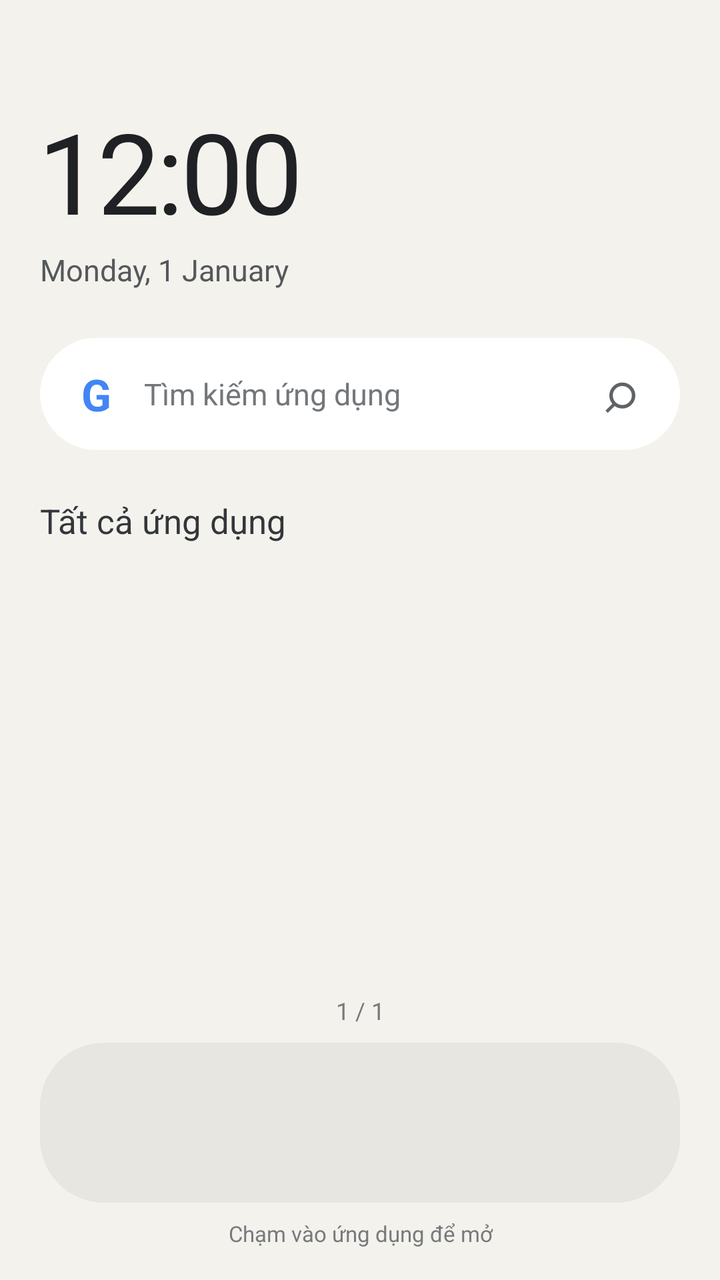
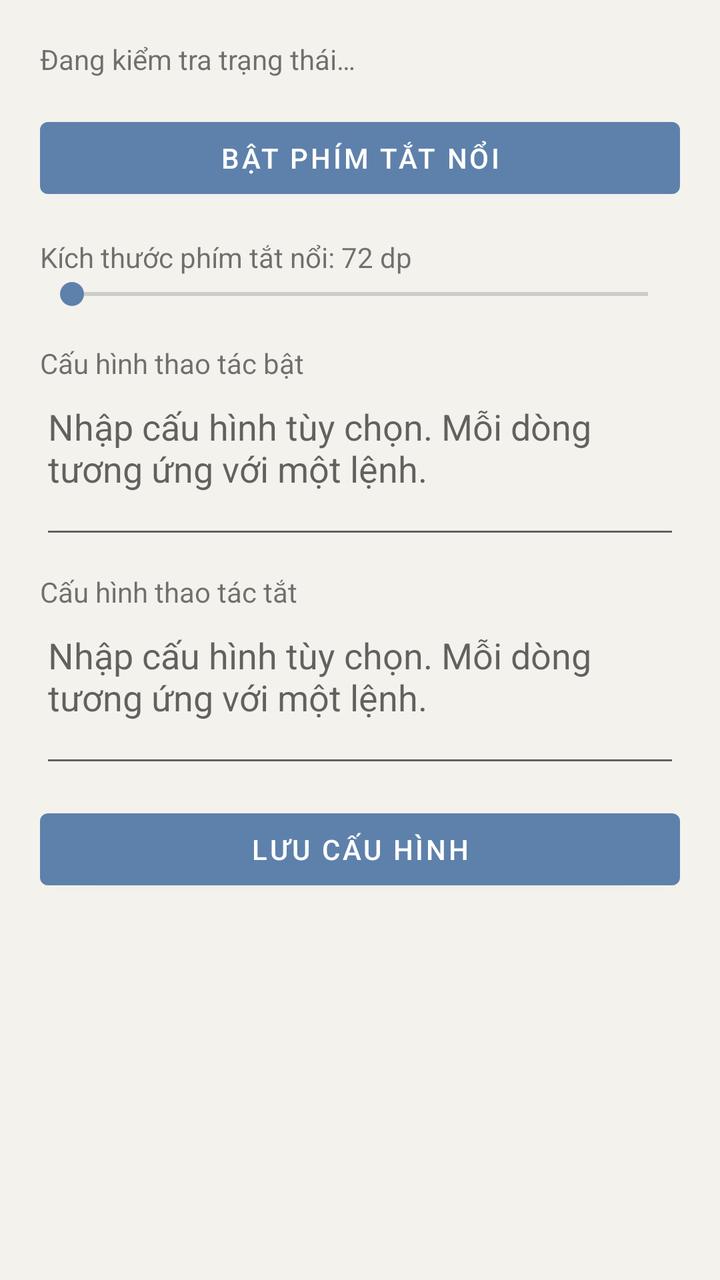

Compare the two renders of this Android layout. The source of the first and the diff that turns it into the second are given below.
<!-- AndroidManifest.xml: application theme Theme.Launcher -->
<!-- res/layout/activity_main.xml -->
<?xml version="1.0" encoding="utf-8"?>
<ScrollView xmlns:android="http://schemas.android.com/apk/res/android"
    android:layout_width="match_parent"
    android:layout_height="match_parent"
    android:background="#F4F2ED"
    android:fillViewport="true"
    android:clipToPadding="false">

    <LinearLayout
        android:layout_width="match_parent"
        android:layout_height="match_parent"
        android:orientation="vertical"
        android:paddingStart="20dp"
        android:paddingTop="48dp"
        android:paddingEnd="20dp"
        android:paddingBottom="16dp">

        <TextClock
            android:layout_width="wrap_content"
            android:layout_height="wrap_content"
            android:format12Hour="h:mm"
            android:format24Hour="HH:mm"
            android:textColor="#202124"
            android:textSize="56sp"
            android:fontFamily="sans"
            android:letterSpacing="-0.03"
            android:importantForAccessibility="yes" />

        <TextView
            android:id="@+id/dateLabel"
            android:layout_width="wrap_content"
            android:layout_height="wrap_content"
            android:layout_marginTop="2dp"
            android:textColor="#55585B"
            android:textSize="15sp"
            android:text="Monday, 1 January" />

        <Space
            android:layout_width="match_parent"
            android:layout_height="24dp" />

        <LinearLayout
            android:layout_width="match_parent"
            android:layout_height="56dp"
            android:background="@drawable/search_bar_background"
            android:gravity="center_vertical"
            android:orientation="horizontal"
            android:paddingStart="16dp"
            android:paddingEnd="10dp">

            <TextView
                android:layout_width="24dp"
                android:layout_height="wrap_content"
                android:gravity="center"
                android:text="G"
                android:textColor="#4285F4"
                android:textSize="22sp"
                android:textStyle="bold"
                android:contentDescription="Google" />

            <EditText
                android:id="@+id/searchInput"
                android:layout_width="0dp"
                android:layout_height="match_parent"
                android:layout_weight="1"
                android:background="@android:color/transparent"
                android:hint="@string/search_hint"
                android:imeOptions="actionSearch"
                android:inputType="text"
                android:paddingStart="12dp"
                android:paddingEnd="8dp"
                android:singleLine="true"
                android:textColor="#202124"
                android:textColorHint="#73777B"
                android:textSize="15sp" />

            <TextView
                android:id="@+id/searchAction"
                android:layout_width="40dp"
                android:layout_height="match_parent"
                android:clickable="true"
                android:contentDescription="@string/search"
                android:focusable="true"
                android:gravity="center"
                android:text="⌕"
                android:textColor="#5F6368"
                android:textSize="28sp" />
        </LinearLayout>

        <TextView
            android:layout_width="match_parent"
            android:layout_height="wrap_content"
            android:layout_marginTop="24dp"
            android:layout_marginBottom="8dp"
            android:text="@string/all_apps"
            android:textColor="#33363A"
            android:textSize="17sp" />

        <androidx.viewpager2.widget.ViewPager2
            android:id="@+id/appsPager"
            android:layout_width="match_parent"
            android:layout_height="0dp"
            android:layout_weight="1"
            android:clipToPadding="false"
            android:contentDescription="@string/apps_pages_description" />

        <TextView
            android:id="@+id/pageIndicator"
            android:layout_width="match_parent"
            android:layout_height="32dp"
            android:gravity="center"
            android:text="1 / 1"
            android:textColor="#777A7D"
            android:textSize="12sp" />

        <LinearLayout
            android:id="@+id/dock"
            android:layout_width="match_parent"
            android:layout_height="80dp"
            android:background="@drawable/dock_background"
            android:gravity="center"
            android:orientation="horizontal"
            android:paddingStart="6dp"
            android:paddingEnd="6dp" />

        <TextView
            android:layout_width="match_parent"
            android:layout_height="wrap_content"
            android:layout_marginTop="8dp"
            android:gravity="center"
            android:text="@string/home_instructions"
            android:textColor="#777A7D"
            android:textSize="11sp" />
    </LinearLayout>
</ScrollView>
<!-- resources referenced by this layout -->
<resources>
  <!-- drawable dock_background (drawable) -->
  <?xml version="1.0" encoding="utf-8"?>
  <shape xmlns:android="http://schemas.android.com/apk/res/android" android:shape="rectangle">
      <solid android:color="#E8E6E0" />
      <corners android:radius="32dp" />
  </shape>
  <!-- drawable search_bar_background (drawable) -->
  <?xml version="1.0" encoding="utf-8"?>
  <shape xmlns:android="http://schemas.android.com/apk/res/android" android:shape="rectangle">
      <solid android:color="#FFFFFF" />
      <corners android:radius="28dp" />
  </shape>
  <string name="all_apps">Tất cả ứng dụng</string>
  <string name="apps_pages_description">Các trang ứng dụng</string>
  <string name="home_instructions">Chạm vào ứng dụng để mở</string>
  <string name="search">Tìm kiếm</string>
  <string name="search_hint">Tìm kiếm ứng dụng</string>
  <style name="Theme.Launcher" parent="Theme.MaterialComponents.DayNight.NoActionBar">
          <item name="colorPrimary">#5E81AC</item>
          <item name="colorPrimaryDark">#F4F2ED</item>
          <item name="colorAccent">#5E81AC</item>
          <item name="android:statusBarColor">#F4F2ED</item>
          <item name="android:navigationBarColor">#F4F2ED</item>
          <item name="android:windowLightStatusBar">true</item>
          <item name="android:windowLightNavigationBar">true</item>
          <item name="android:windowBackground">#F4F2ED</item>
      </style>
</resources>

<!-- the commit's change to res/layout/activity_main.xml (unified diff, before → after) -->
@@ -2,134 +2,74 @@
 <ScrollView xmlns:android="http://schemas.android.com/apk/res/android"
     android:layout_width="match_parent"
     android:layout_height="match_parent"
-    android:background="#F4F2ED"
-    android:fillViewport="true"
-    android:clipToPadding="false">
+    android:fillViewport="true">
 
     <LinearLayout
         android:layout_width="match_parent"
-        android:layout_height="match_parent"
+        android:layout_height="wrap_content"
         android:orientation="vertical"
-        android:paddingStart="20dp"
-        android:paddingTop="48dp"
-        android:paddingEnd="20dp"
-        android:paddingBottom="16dp">
-
-        <TextClock
-            android:layout_width="wrap_content"
-            android:layout_height="wrap_content"
-            android:format12Hour="h:mm"
-            android:format24Hour="HH:mm"
-            android:textColor="#202124"
-            android:textSize="56sp"
-            android:fontFamily="sans"
-            android:letterSpacing="-0.03"
-            android:importantForAccessibility="yes" />
+        android:padding="20dp">
 
         <TextView
-            android:id="@+id/dateLabel"
-            android:layout_width="wrap_content"
+            android:id="@+id/rootStatus"
+            android:layout_width="match_parent"
             android:layout_height="wrap_content"
-            android:layout_marginTop="2dp"
-            android:textColor="#55585B"
-            android:textSize="15sp"
-            android:text="Monday, 1 January" />
+            android:paddingBottom="16dp"
+            android:text="@string/root_status_checking" />
 
-        <Space
+        <Button
+            android:id="@+id/btnToggleOverlay"
             android:layout_width="match_parent"
-            android:layout_height="24dp" />
+            android:layout_height="wrap_content"
+            android:text="@string/enable_button" />
 
-        <LinearLayout
+        <TextView
+            android:id="@+id/overlaySizeLabel"
             android:layout_width="match_parent"
-            android:layout_height="56dp"
-            android:background="@drawable/search_bar_background"
-            android:gravity="center_vertical"
-            android:orientation="horizontal"
-            android:paddingStart="16dp"
-            android:paddingEnd="10dp">
+            android:layout_height="wrap_content"
+            android:paddingTop="16dp"
+            android:text="@string/overlay_size_value_default" />
 
-            <TextView
-                android:layout_width="24dp"
-                android:layout_height="wrap_content"
-                android:gravity="center"
-                android:text="G"
-                android:textColor="#4285F4"
-                android:textSize="22sp"
-                android:textStyle="bold"
-                android:contentDescription="Google" />
-
-            <EditText
-                android:id="@+id/searchInput"
-                android:layout_width="0dp"
-                android:layout_height="match_parent"
-                android:layout_weight="1"
-                android:background="@android:color/transparent"
-                android:hint="@string/search_hint"
-                android:imeOptions="actionSearch"
-                android:inputType="text"
-                android:paddingStart="12dp"
-                android:paddingEnd="8dp"
-                android:singleLine="true"
-                android:textColor="#202124"
-                android:textColorHint="#73777B"
-                android:textSize="15sp" />
-
-            <TextView
-                android:id="@+id/searchAction"
-                android:layout_width="40dp"
-                android:layout_height="match_parent"
-                android:clickable="true"
-                android:contentDescription="@string/search"
-                android:focusable="true"
-                android:gravity="center"
-                android:text="⌕"
-                android:textColor="#5F6368"
-                android:textSize="28sp" />
-        </LinearLayout>
+        <SeekBar
+            android:id="@+id/overlaySizeSeekBar"
+            android:layout_width="match_parent"
+            android:layout_height="wrap_content" />
 
         <TextView
             android:layout_width="match_parent"
             android:layout_height="wrap_content"
-            android:layout_marginTop="24dp"
-            android:layout_marginBottom="8dp"
-            android:text="@string/all_apps"
-            android:textColor="#33363A"
-            android:textSize="17sp" />
+            android:paddingTop="16dp"
+            android:text="@string/edit_block_commands" />
 
-        <androidx.viewpager2.widget.ViewPager2
-            android:id="@+id/appsPager"
+        <com.google.android.material.textfield.TextInputEditText
+            android:id="@+id/blockCommandsInput"
             android:layout_width="match_parent"
-            android:layout_height="0dp"
-            android:layout_weight="1"
-            android:clipToPadding="false"
-            android:contentDescription="@string/apps_pages_description" />
-
-        <TextView
-            android:id="@+id/pageIndicator"
-            android:layout_width="match_parent"
-            android:layout_height="32dp"
-            android:gravity="center"
-            android:text="1 / 1"
-            android:textColor="#777A7D"
-            android:textSize="12sp" />
-
-        <LinearLayout
-            android:id="@+id/dock"
-            android:layout_width="match_parent"
-            android:layout_height="80dp"
-            android:background="@drawable/dock_background"
-            android:gravity="center"
-            android:orientation="horizontal"
-            android:paddingStart="6dp"
-            android:paddingEnd="6dp" />
+            android:layout_height="wrap_content"
+            android:gravity="top|start"
+            android:hint="@string/commands_editor_hint"
+            android:inputType="textMultiLine"
+            android:minLines="3" />
 
         <TextView
             android:layout_width="match_parent"
             android:layout_height="wrap_content"
-            android:layout_marginTop="8dp"
-            android:gravity="center"
-            android:text="@string/home_instructions"
-            android:textColor="#777A7D"
-            android:textSize="11sp" />
+            android:paddingTop="12dp"
+            android:text="@string/edit_unblock_commands" />
+
+        <com.google.android.material.textfield.TextInputEditText
+            android:id="@+id/unblockCommandsInput"
+            android:layout_width="match_parent"
+            android:layout_height="wrap_content"
+            android:gravity="top|start"
+            android:hint="@string/commands_editor_hint"
+            android:inputType="textMultiLine"
+            android:minLines="3" />
+
+        <Button
+            android:id="@+id/btnSaveCommands"
+            android:layout_width="match_parent"
+            android:layout_height="wrap_content"
+            android:layout_marginTop="12dp"
+            android:text="@string/save_configuration" />
     </LinearLayout>
 </ScrollView>
<!-- resource entries referenced after the edit -->
@@ -1,22 +1,12 @@
 <!-- resources referenced by this layout -->
 <resources>
-  <!-- drawable dock_background (drawable) -->
-  <?xml version="1.0" encoding="utf-8"?>
-  <shape xmlns:android="http://schemas.android.com/apk/res/android" android:shape="rectangle">
-      <solid android:color="#E8E6E0" />
-      <corners android:radius="32dp" />
-  </shape>
-  <!-- drawable search_bar_background (drawable) -->
-  <?xml version="1.0" encoding="utf-8"?>
-  <shape xmlns:android="http://schemas.android.com/apk/res/android" android:shape="rectangle">
-      <solid android:color="#FFFFFF" />
-      <corners android:radius="28dp" />
-  </shape>
-  <string name="all_apps">Tất cả ứng dụng</string>
-  <string name="apps_pages_description">Các trang ứng dụng</string>
-  <string name="home_instructions">Chạm vào ứng dụng để mở</string>
-  <string name="search">Tìm kiếm</string>
-  <string name="search_hint">Tìm kiếm ứng dụng</string>
+  <string name="commands_editor_hint">Nhập cấu hình tùy chọn. Mỗi dòng tương ứng với một lệnh.</string>
+  <string name="edit_block_commands">Cấu hình thao tác bật</string>
+  <string name="edit_unblock_commands">Cấu hình thao tác tắt</string>
+  <string name="enable_button">Bật phím tắt nổi</string>
+  <string name="overlay_size_value_default">Kích thước phím tắt nổi: 72 dp</string>
+  <string name="root_status_checking">Đang kiểm tra trạng thái…</string>
+  <string name="save_configuration">Lưu cấu hình</string>
   <style name="Theme.Launcher" parent="Theme.MaterialComponents.DayNight.NoActionBar">
           <item name="colorPrimary">#5E81AC</item>
           <item name="colorPrimaryDark">#F4F2ED</item>
